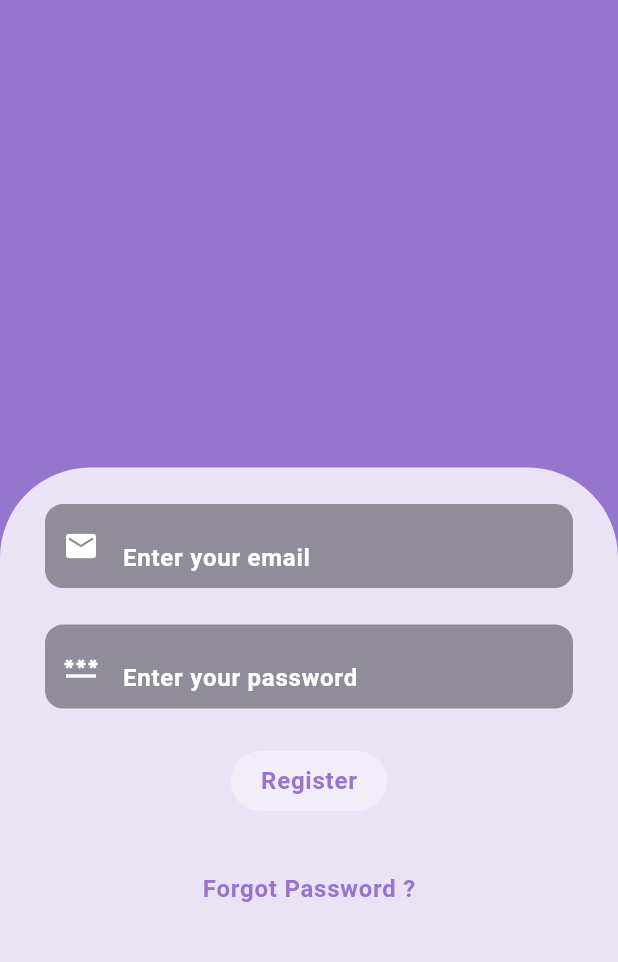
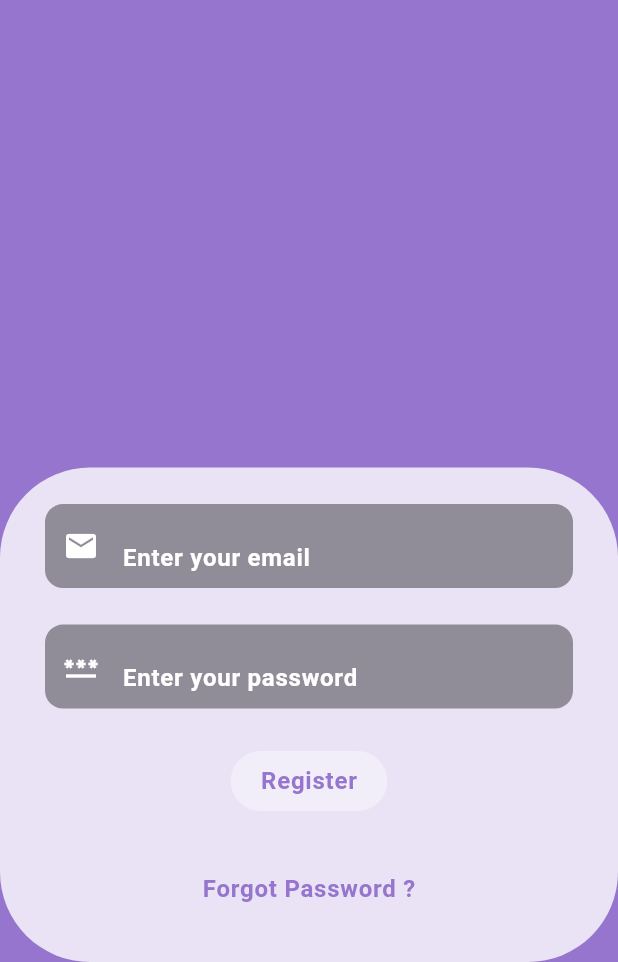
Before and after one commit to yamisagi/flutter_chatty_app, a Flutter app: the RegisterPage screen opened by its route, on a phone screen of 412 x 824 dp, the part 274-1236 px from its top. Run offline on Flutter 3.47's test engine with Material 2 defaults, Android fonts, the phone set to English and light mode, and no system bars; drawn by our look-alikes of animated_text_kit.

```diff
--- a/lib/constant/constants.dart
+++ b/lib/constant/constants.dart
@@ -27,6 +27,8 @@ class Constants {
   static const BorderRadius registerRadius = BorderRadius.only(
     topLeft: Radius.circular(60),
     topRight: Radius.circular(60),
+    bottomLeft: Radius.circular(60),
+    bottomRight: Radius.circular(60),
   );
   static const EdgeInsets textFieldPadding =
       EdgeInsets.symmetric(horizontal: 30);
--- a/lib/pages/register_page.dart
+++ b/lib/pages/register_page.dart
@@ -19,7 +19,7 @@ class _RegisterPageState extends State<RegisterPage> {
         appBar: AppBar(
           backgroundColor: Constants.registerContainerColor,
         ),
-        backgroundColor: Constants.scaffoldColor,
+        backgroundColor: Constants.registerContainerColor,
         body: Stack(
           children: [
             Container(
```
Also changed, not shown: 7 other files.
